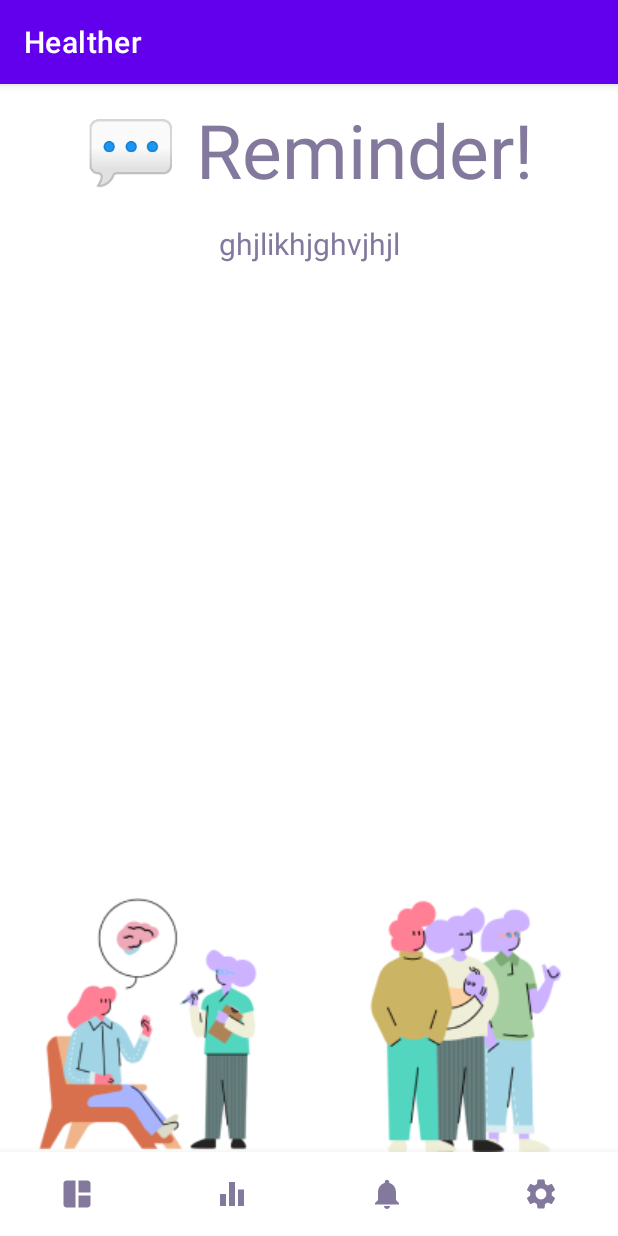
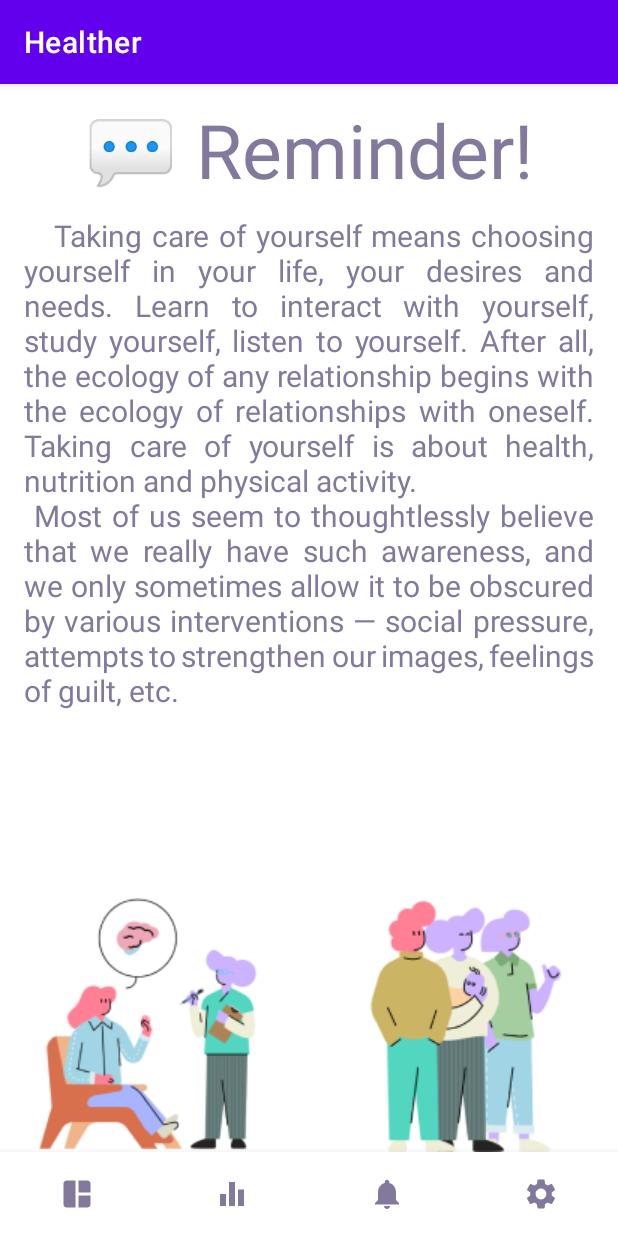
Before and after one commit to nastyavlass/PracticaPM01, an Android app: the fragment HomeNotifyFragment placed in its activity, on a phone screen of 412 x 824 dp. Run offline under Robolectric (Android 15) with nearby library versions, the light colour scheme and no system bars.

Commit message:
закончила делать приложение.

```diff
--- a/app/src/main/java/com/example/healther/MedicalHistoryActivity.kt
+++ b/app/src/main/java/com/example/healther/MedicalHistoryActivity.kt
@@ -7,19 +7,23 @@ import com.example.healther.databinding.ActivityMedicalHistoryBinding
 import java.time.LocalDateTime
 import java.time.format.DateTimeFormatter
 import java.time.format.FormatStyle
+import java.util.*
 
 class MedicalHistoryActivity : AppCompatActivity() {
     lateinit var binding: ActivityMedicalHistoryBinding
     override fun onCreate(savedInstanceState: Bundle?) {
         binding = ActivityMedicalHistoryBinding.inflate(layoutInflater)
         super.onCreate(savedInstanceState)
+        binding.imageDietMenuBack.setOnClickListener {
+            finish()
+        }
         setContentView(binding.root)
         val dataTime = if (Build.VERSION.SDK_INT >= Build.VERSION_CODES.O) {
             LocalDateTime.now()
         } else {
             TODO("VERSION.SDK_INT < O")
         }
-        val dataDay = dataTime.format(DateTimeFormatter.ofLocalizedDate(FormatStyle.FULL))
+        val dataDay = dataTime.format(DateTimeFormatter.ofPattern("dd, MMM", Locale.ENGLISH))
         val medHists = listOf(
             MedicalHistory(
                 dataDay = dataDay,
--- a/app/src/main/res/layout/fragment_home_analysis.xml
+++ b/app/src/main/res/layout/fragment_home_analysis.xml
@@ -21,7 +21,7 @@
                 android:id="@+id/textViewTitleAnalysis"
                 android:layout_width="wrap_content"
                 android:layout_height="wrap_content"
-                android:layout_marginTop="52dp"
+                android:layout_marginTop="20dp"
                 android:text="@string/analysis_title"
                 android:textColor="@color/purple"
                 android:textSize="50sp"
--- a/app/src/main/res/layout/fragment_home_notify.xml
+++ b/app/src/main/res/layout/fragment_home_notify.xml
@@ -17,12 +17,15 @@
 
     <TextView
         android:id="@+id/textViewNotifyText"
-        android:layout_width="wrap_content"
+        android:layout_width="380dp"
         android:layout_height="wrap_content"
-        android:text="ghjlikhjghvjhjl"
+        android:text="@string/notify_text"
         android:textColor="@color/purple"
         android:textSize="20sp"
-        android:layout_marginTop="15dp"
+        android:justificationMode="inter_word"
+        android:layout_marginStart="10dp"
+        android:layout_marginEnd="10dp"
+        android:layout_marginTop="10dp"
         app:layout_constraintEnd_toEndOf="parent"
         app:layout_constraintStart_toStartOf="parent"
         app:layout_constraintTop_toBottomOf="@+id/textViewNotifyTitle" />
--- a/app/src/main/res/values/strings.xml
+++ b/app/src/main/res/values/strings.xml
@@ -66,7 +66,13 @@
     <!-- TODO: Remove or change this placeholder text -->
     <string name="hello_blank_fragment">Hello blank fragment</string>
     <string name="notify_title">💬 Reminder!</string>
-    <string name="notify_text"></string>
+    <string name="notify_text">\t Taking care of yourself means choosing yourself in your life, your desires and needs.
+        Learn to interact with yourself, study yourself, listen to yourself. After all, the ecology of any relationship begins with
+        the ecology of relationships with oneself. Taking care of yourself is about health, nutrition and physical activity.\n
+        Most of us seem to thoughtlessly believe that we really have such awareness, and we
+        only sometimes allow it to be obscured by various interventions — social pressure, attempts to strengthen our images,
+        feelings of guilt, etc. </string>
+    <string name="setting">Settings</string>
     <string name="analysis_title">Self-care\nschedule</string>
     <string name="analysis_part1">\tIf you follow a healthy lifestyle, try to do everything possible to pass on a useful habit to
         your children. From an early age, teach your child to do the right thing.\n
```
Also changed, not shown: app/src/main/res/layout/fragment_home_setting.xml (+15 -3 lines), app/src/main/res/drawable/img_setting.png (added).
